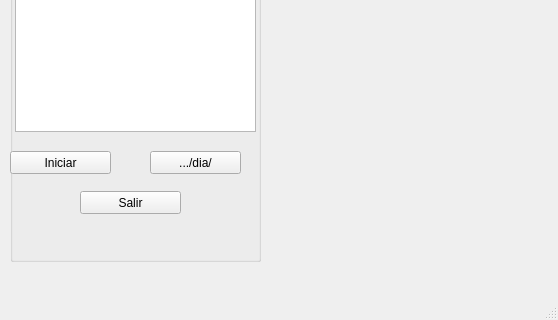
The window that src/ui/inicio.ui (RedSismicaAustro/rsa_sismologia) describes before a commit, drawn with Qt 5; both pictures show x 0 to 558 and y 289 to 609 of the 558 by 609 pixel window.
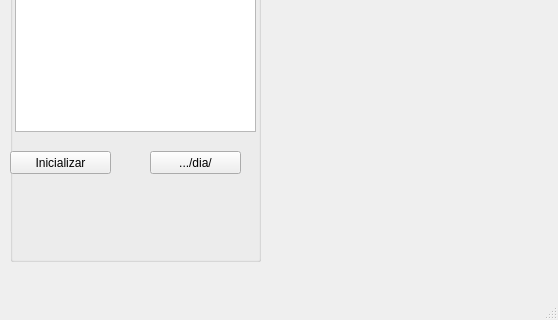
The same window after the commit.

Patch:
```diff
--- a/src/ui/inicio.ui
+++ b/src/ui/inicio.ui
@@ -36,7 +36,7 @@
       </rect>
      </property>
      <property name="text">
-      <string>Iniciar</string>
+      <string>Inicializar</string>
      </property>
     </widget>
     <widget class="QPushButton" name="Btn_drive">
@@ -132,19 +132,6 @@
       </font>
      </property>
     </widget>
-    <widget class="QPushButton" name="Btn_Salir">
-     <property name="geometry">
-      <rect>
-       <x>70</x>
-       <y>470</y>
-       <width>101</width>
-       <height>23</height>
-      </rect>
-     </property>
-     <property name="text">
-      <string>Salir</string>
-     </property>
-    </widget>
    </widget>
   </widget>
   <widget class="QMenuBar" name="menubar">
```
